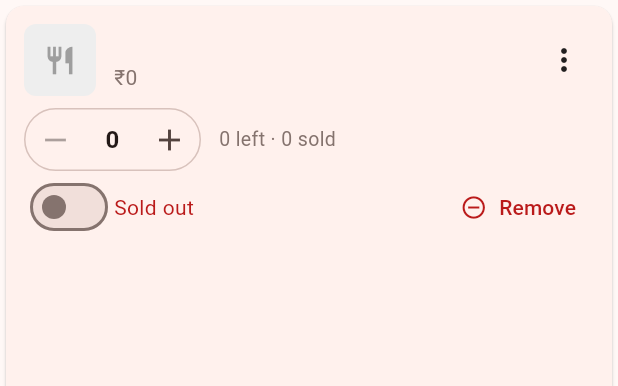
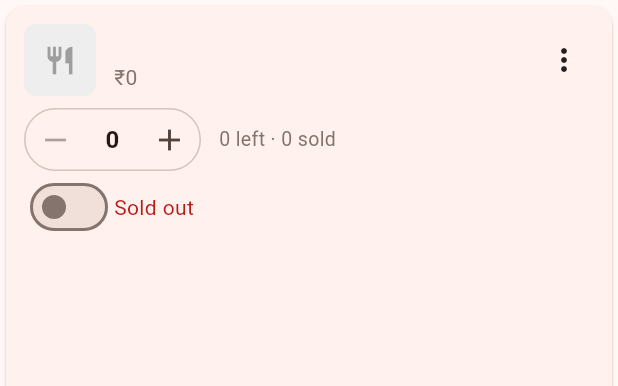
Before and after one commit to God3011/homekitchen-backend, a Flutter app: the _OnMenuCard widget shown alone on an empty page, opened directly with empty values, on a phone screen of 412 x 824 dp. Shown: the top 386 px of the screen. Run offline on Flutter 3.47's test engine with Material 3 defaults, Android fonts, the phone set to English and light mode, and no system bars; our stand-ins replace dio, firebase_analytics, firebase_auth, firebase_core, firebase_messaging, flutter_local_notifications and 5 more; missing offline and left inert: razorpay_flutter; accounts and stored records are empty; network calls fail.

Commit message:
Kitchen app: remove per-item "Remove from today" action on Menu
Drop the red Remove button from on-menu item cards; the bottom row is now
just the Selling / Sold-out toggle. Sellers stop selling an item for the day
with the toggle; full catalog removal stays under the item's "Edit dish
details".

Co-Authored-By: Claude Opus 4.8 <noreply@anthropic.com>

```diff
--- a/apps/kitchen_app/lib/screens/menu_screen.dart
+++ b/apps/kitchen_app/lib/screens/menu_screen.dart
@@ -431,14 +431,10 @@ class _OnMenuCard extends ConsumerWidget {
                 ),
               ),
             ]),
-            Row(
-              mainAxisAlignment: MainAxisAlignment.spaceBetween,
-              children: [
             Row(children: [
               Switch(
                 value: dish.isAvailable,
-                    onChanged: (v) =>
-                        notifier.setAvailable(dish.menuItemId, v),
+                onChanged: (v) => notifier.setAvailable(dish.menuItemId, v),
               ),
               Text(dish.isAvailable ? 'Selling' : 'Sold out',
                   style: TextStyle(
@@ -446,16 +442,6 @@ class _OnMenuCard extends ConsumerWidget {
                           ? null
                           : Theme.of(context).colorScheme.error)),
             ]),
-                TextButton.icon(
-                  onPressed: () =>
-                      notifier.removeFromToday(dish.menuItemId),
-                  icon: const Icon(Icons.remove_circle_outline, size: 18),
-                  label: const Text('Remove'),
-                  style: TextButton.styleFrom(
-                      foregroundColor: Theme.of(context).colorScheme.error),
-                ),
-              ],
-            ),
           ],
         ),
       ),
```
Lines whose indentation alone changed are shown as unchanged.
